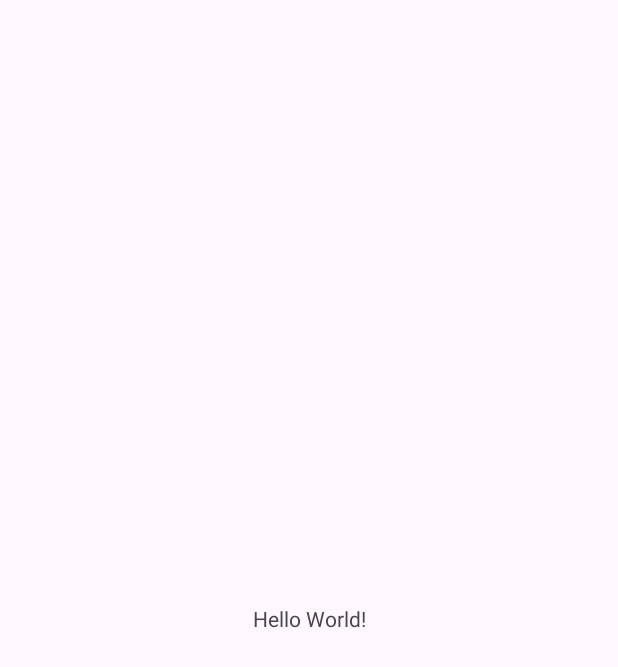
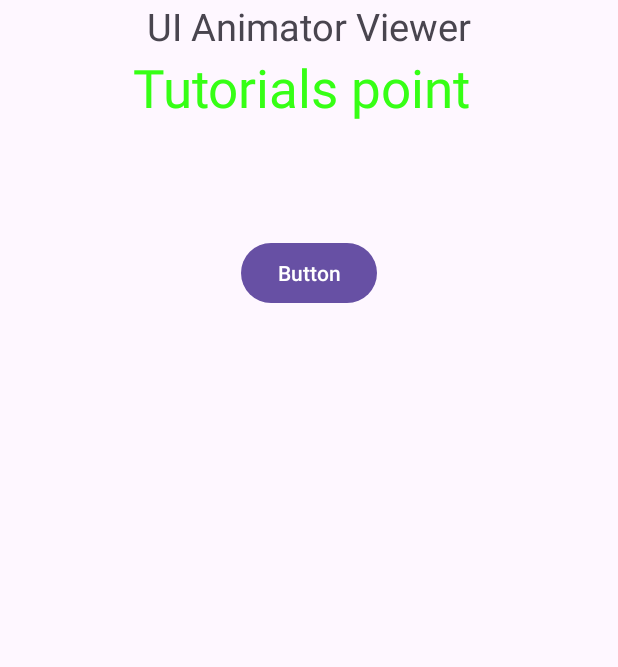
Before and after one commit to sunnylam9876/NetworkingDemo, an Android app: the screen it shows after launch (MainActivity), on a phone screen of 412 x 824 dp. Before the commit the part shown is almost empty. Shown: the top 667 px of the screen. Run offline under Robolectric (Android 15) with nearby library versions, the phone set to English and light mode, and no system bars.

```diff
--- a/app/src/main/AndroidManifest.xml
+++ b/app/src/main/AndroidManifest.xml
@@ -1,6 +1,9 @@
 <?xml version="1.0" encoding="utf-8"?>
 <manifest xmlns:android="http://schemas.android.com/apk/res/android"
     xmlns:tools="http://schemas.android.com/tools">
+
+    <uses-permission android:name="android.permission.INTERNET"></uses-permission>
+    <uses-permission android:name="android.permission.ACCESS_NETWORK_STATE"></uses-permission>
 
     <application
         android:allowBackup="true"
--- a/app/src/main/res/layout/activity_main.xml
+++ b/app/src/main/res/layout/activity_main.xml
@@ -6,13 +6,45 @@
     android:layout_height="match_parent"
     tools:context=".MainActivity">
 
-    <TextView
-        android:layout_width="wrap_content"
-        android:layout_height="wrap_content"
-        android:text="Hello World!"
-        app:layout_constraintBottom_toBottomOf="parent"
-        app:layout_constraintEnd_toEndOf="parent"
-        app:layout_constraintStart_toStartOf="parent"
-        app:layout_constraintTop_toTopOf="parent" />
+    <RelativeLayout
+        android:layout_width="match_parent"
+        android:layout_height="match_parent">
 
+        <TextView
+            android:layout_width="wrap_content"
+            android:layout_height="wrap_content"
+            android:text="UI Animator Viewer"
+            android:id="@+id/textView"
+            android:textSize="25sp"
+            android:layout_centerHorizontal="true" />
+
+        <TextView
+            android:layout_width="wrap_content"
+            android:layout_height="wrap_content"
+            android:text="Tutorials point"
+            android:id="@+id/textView2"
+            android:layout_below="@+id/textView"
+            android:layout_alignRight="@+id/textView"
+            android:layout_alignEnd="@+id/textView"
+            android:textColor="#ff36ff15"
+            android:textIsSelectable="false"
+            android:textSize="35dp" />
+
+        <ImageView
+            android:layout_width="wrap_content"
+            android:layout_height="wrap_content"
+            android:id="@+id/imageView"
+            android:layout_below="@+id/textView2"
+            android:layout_centerHorizontal="true" />
+
+        <Button
+            android:layout_width="wrap_content"
+            android:layout_height="wrap_content"
+            android:text="Button"
+            android:id="@+id/button"
+            android:layout_below="@+id/imageView"
+            android:layout_centerHorizontal="true"
+            android:layout_marginTop="76dp" />
+
+    </RelativeLayout>
 </androidx.constraintlayout.widget.ConstraintLayout>
```
Also changed, not shown: app/src/main/java/com/example/networkingdemo/MainActivity.java (+123 -0 lines).
